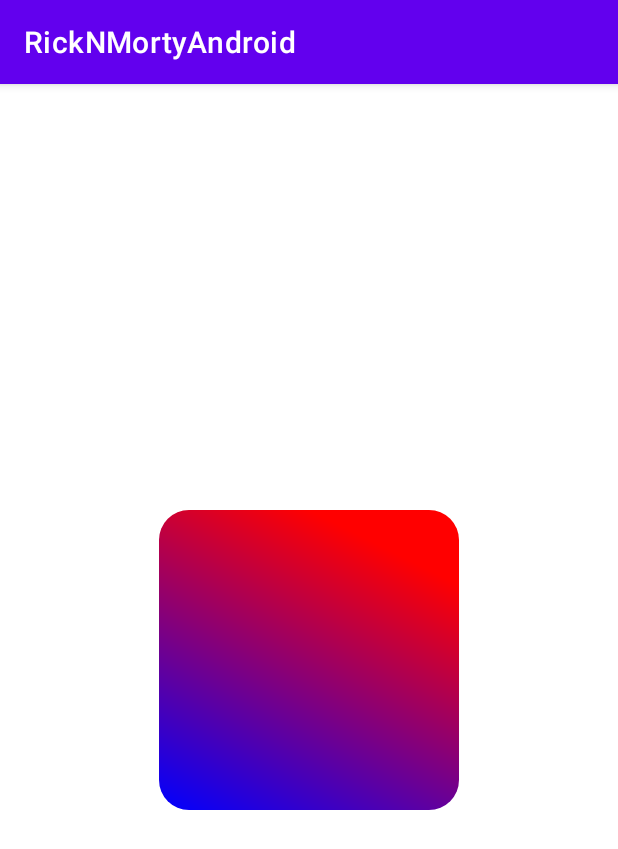
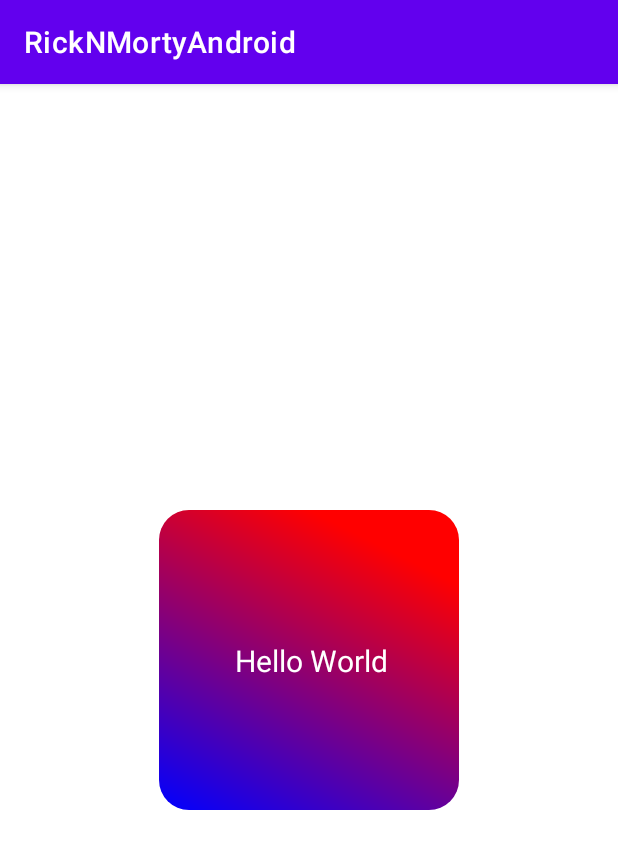
Before and after one commit to dabid1425/RickNMortyAndroid, an Android app: the screen it shows after launch (MainActivity), on a phone screen of 412 x 824 dp. Shown: the top 849 px of the screen. Run offline under Robolectric (Android 15) with nearby library versions, the phone set to English and light mode, and no system bars.

Commit message:
Adding text to center of custom view

```diff
--- a/app/src/main/java/customView/CustomGradientView.java
+++ b/app/src/main/java/customView/CustomGradientView.java
@@ -6,8 +6,10 @@ import android.graphics.Canvas;
 import android.graphics.Color;
 import android.graphics.LinearGradient;
 import android.graphics.Paint;
+import android.graphics.Rect;
 import android.graphics.RectF;
 import android.graphics.Shader;
+import android.graphics.Typeface;
 import android.util.AttributeSet;
 import android.view.View;
 
@@ -24,20 +26,24 @@ public class CustomGradientView extends View {
     private float cornerRadius;
     private int borderColor;
     private float borderWidth;
+    private String labelText;
+    private int labelColor;
+    private float labelSize;
 
-
+    private Rect textBounds;
     public CustomGradientView(Context context, AttributeSet attrs) {
         super(context, attrs);
         init(attrs);
     }
 
     private void init(AttributeSet attrs) {
-        paint = new Paint();
-        paint.setAntiAlias(true);
-        paint.setStyle(Paint.Style.FILL);
 
         // Retrieve attributes from XML
         TypedArray typedArray = getContext().obtainStyledAttributes(attrs, R.styleable.CustomGradientView);
+        labelText = typedArray.getString(R.styleable.CustomGradientView_labelText);
+        labelColor = typedArray.getColor(R.styleable.CustomGradientView_labelColor, Color.BLACK);
+        labelSize = typedArray.getDimension(R.styleable.CustomGradientView_labelSize, 12f);
+
         startColor = typedArray.getColor(R.styleable.CustomGradientView_startColor, Color.RED);
         stopColor = typedArray.getColor(R.styleable.CustomGradientView_stopColor, Color.BLUE);
         startX = typedArray.getFloat(R.styleable.CustomGradientView_startX, 0f);
@@ -48,6 +54,8 @@ public class CustomGradientView extends View {
         borderColor = typedArray.getColor(R.styleable.CustomGradientView_borderColor, Color.BLACK);
         borderWidth = typedArray.getDimension(R.styleable.CustomGradientView_borderWidth, 0f);
         typedArray.recycle();
+        paint = new Paint();
+        textBounds = new Rect();
     }
 
     @Override
@@ -74,7 +82,14 @@ public class CustomGradientView extends View {
         ));
 
         canvas.drawRoundRect(getRectF(), cornerRadius, cornerRadius, paint);
-
+        paint.reset();
+        paint.setAntiAlias(true);
+        paint.setColor(labelColor);
+        paint.setTextSize(labelSize);
+        paint.getTextBounds(labelText, 0, labelText.length(), textBounds);
+        int x = getWidth() / 2 - textBounds.width() / 2;
+        int y = getHeight() / 2 + textBounds.height() / 2;
+        canvas.drawText(labelText, x, y, paint);
     }
 
     private RectF getRectF() {
--- a/app/src/main/res/layout/activity_main.xml
+++ b/app/src/main/res/layout/activity_main.xml
@@ -15,6 +15,8 @@
        app:layout_constraintEnd_toEndOf="parent"
        app:startColor="#FF0000"
        app:labelText="Hello World"
+       app:labelColor="@color/white"
+       app:labelSize="20dp"
        app:stopColor="#0000FF"
        app:startX="0.5"
        app:startY="0.0"
--- a/app/src/main/res/values/attrs.xml
+++ b/app/src/main/res/values/attrs.xml
@@ -1,6 +1,9 @@
 <?xml version="1.0" encoding="utf-8"?>
 <resources>
     <declare-styleable name="CustomGradientView">
+        <attr name="labelText" format="string" />
+        <attr name="labelColor" format="color" />
+        <attr name="labelSize" format="dimension" />
         <attr name="startColor" format="color" />
         <attr name="stopColor" format="color" />
         <attr name="startX" format="float" />
```
